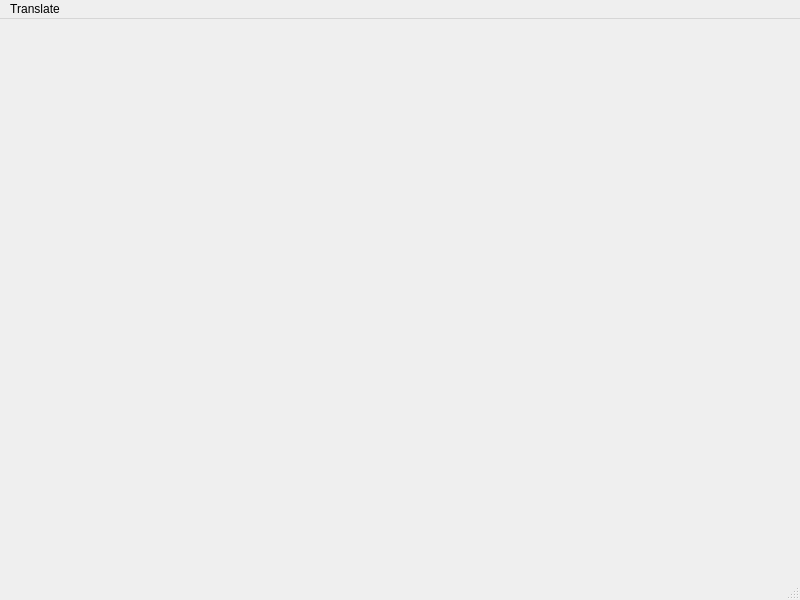
The window that qtui/OSGQt.ui (player39/osgQtDemo) describes before a commit, drawn with Qt 5.
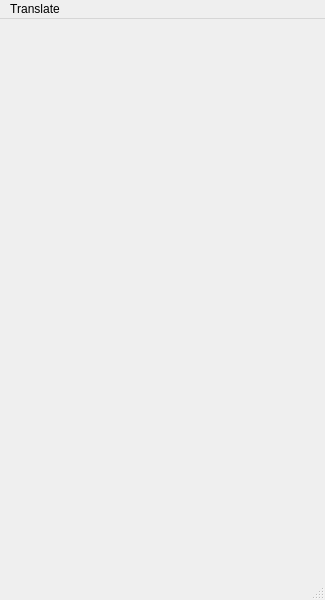
The same window after the commit.

```diff
--- a/qtui/OSGQt.ui
+++ b/qtui/OSGQt.ui
@@ -6,7 +6,7 @@
    <rect>
     <x>0</x>
     <y>0</y>
-    <width>800</width>
+    <width>325</width>
     <height>600</height>
    </rect>
   </property>
@@ -19,7 +19,7 @@
     <rect>
      <x>0</x>
      <y>0</y>
-     <width>800</width>
+     <width>325</width>
      <height>18</height>
     </rect>
    </property>
```
